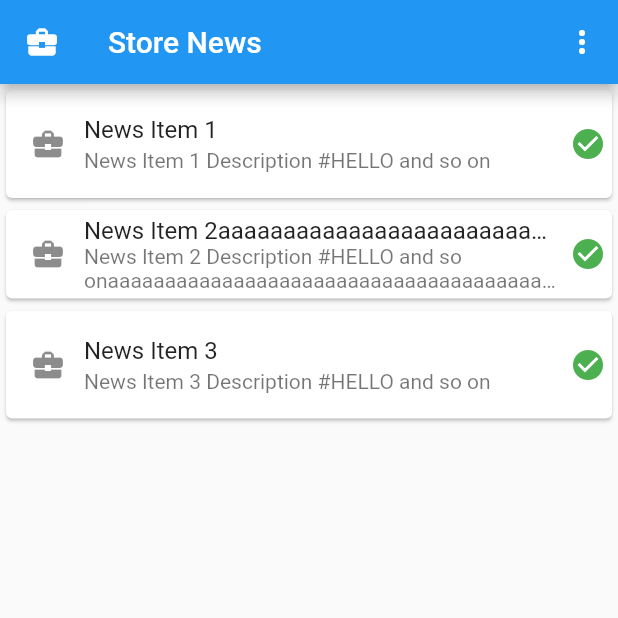
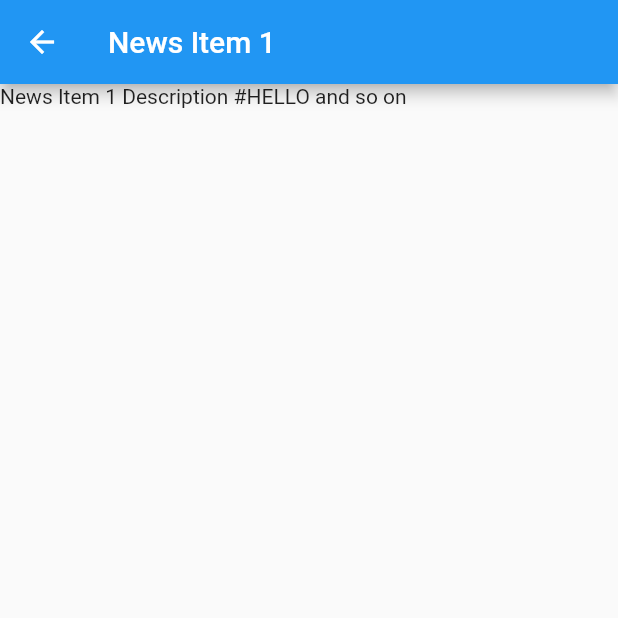
Before and after one commit to malthee/StoreNews.App, a Flutter app: the screen it shows after launch, after a tap on "News Item 1", on a phone screen of 412 x 824 dp, the top half of it. Run offline on Flutter 3.47's test engine with Material 2 defaults, Android fonts, the phone set to English and light mode, and no system bars; our stand-ins replace get_it, i18n_extension.

Commit message:
Widget for expires, detail setup

```diff
--- /dev/null
+++ b/storenews/lib/ui/pages/news_detail.dart
@@ -0,0 +1,24 @@
+import 'package:flutter/material.dart';
+import 'package:storenews/domain/news_item.dart';
+
+class NewsDetail extends StatelessWidget {
+  final NewsItem newsItem;
+
+  const NewsDetail({super.key, required this.newsItem});
+
+  @override
+  Widget build(BuildContext context) {
+    return Scaffold(
+      appBar: AppBar(
+        title: Text(newsItem.name),
+      ),
+      body: SingleChildScrollView(
+        child: Column(
+          children: [
+            Text(newsItem.markdownContent),
+          ],
+        ),
+      ),
+    );
+  }
+}
--- a/storenews/lib/ui/pages/news_overview.dart
+++ b/storenews/lib/ui/pages/news_overview.dart
@@ -16,24 +16,24 @@ class NewsOverview extends StatelessWidget {
         lastChanged: DateTime.now(),
         companyNumber: 1,
         storeNumber: 1,
-        id: '1'
-    ),
+        id: '1'),
     NewsItem(
         name: 'News Item 2aaaaaaaaaaaaaaaaaaaaaaaaaaaaaaaaaaaaa',
-        markdownContent: 'News Item 2 Description #HELLO and so onaaaaaaaaaaaaaaaaaaaaaaaaaaaaaaaaaaaaaaaa',
+        markdownContent:
+            'News Item 2 Description #HELLO and so onaaaaaaaaaaaaaaaaaaaaaaaaaaaaaaaaaaaaaaaaaa and more more more',
         lastChanged: DateTime.now(),
         companyNumber: 1,
         storeNumber: 1,
-        id: '2'
-    ),
+        id: '2',
+        expires: DateTime.now().subtract(const Duration(days: 1))),
     NewsItem(
         name: 'News Item 3',
         markdownContent: 'News Item 3 Description #HELLO and so on',
         lastChanged: DateTime.now(),
         companyNumber: 1,
         storeNumber: 1,
-        id: '3'
-    ),
+        id: '3',
+        expires: DateTime.now().add(const Duration(days: 1))),
   ];
 
   @override
@@ -42,16 +42,42 @@ class NewsOverview extends StatelessWidget {
       appBar: AppBar(
         leading: const Icon(Icons.business_center),
         title: Text('Store News'.i18n),
-        actions: const [
-          BtSettingsButton()
-        ],
+        actions: const [BtSettingsButton()],
       ),
       body: Visibility(
           visible: newsItems.isEmpty,
           replacement: NewsItemStepper(newsItems: newsItems),
-          child: Center(
-            child: Text('No news found'.i18n),
-          )
+          child: _noNewsFound(context)),
+    );
+  }
+
+  Widget _noNewsFound(BuildContext context) {
+    final theme = Theme.of(context);
+
+    return Container(
+      alignment: Alignment.center,
+      child: Column(
+        mainAxisAlignment: MainAxisAlignment.center,
+        children: [
+          Icon(
+            Icons.article_outlined,
+            size: 80,
+            color: theme.disabledColor,
+          ),
+          const SizedBox(height: 16.0),
+          Text(
+            "No news items available".i18n,
+            style: theme.textTheme.headlineSmall,
+            textAlign: TextAlign.center,
+          ),
+          const SizedBox(height: 8.0),
+          Text(
+            "Visit some locations and make sure scanning is enabled.".i18n,
+            style: theme.textTheme.bodyMedium!
+                .merge(TextStyle(color: theme.disabledColor)),
+            textAlign: TextAlign.center,
+          ),
+        ],
       ),
     );
   }
--- /dev/null
+++ b/storenews/lib/ui/widgets/news_item_expires_icon.dart
@@ -0,0 +1,35 @@
+import 'package:flutter/material.dart';
+import 'package:i18n_extension/default.i18n.dart';
+import '../../domain/news_item.dart';
+import '../../util/dynamic_datetime_format.dart';
+
+class NewsItemExpiredIcon extends StatelessWidget {
+  final NewsItem newsItem;
+
+  const NewsItemExpiredIcon({super.key, required this.newsItem});
+
+  @override
+  Widget build(BuildContext context) {
+    final currentTime = DateTime.now();
+    final expires = newsItem.expires;
+
+    if (expires == null) {
+      return _expiresToolTip('Never expires'.i18n,
+          const Icon(Icons.check_circle, color: Colors.green));
+    } else if (currentTime.isAfter(expires)) {
+      return _expiresToolTip(
+          'Expired on %s'.i18n.fill([formatDateTimeDynamically(expires)]),
+          const Icon(Icons.cancel, color: Colors.red));
+    } else {
+      return _expiresToolTip(
+          'Expires on %s'.i18n.fill([formatDateTimeDynamically(expires)]),
+          const Icon(Icons.timelapse, color: Colors.orange));
+    }
+  }
+
+  Widget _expiresToolTip(String message, Icon icon) => Tooltip(
+        triggerMode: TooltipTriggerMode.tap,
+        message: message,
+        child: icon,
+      );
+}
--- a/storenews/lib/ui/widgets/news_item_stepper.dart
+++ b/storenews/lib/ui/widgets/news_item_stepper.dart
@@ -1,6 +1,10 @@
 import 'package:flutter/material.dart';
 import 'package:i18n_extension/default.i18n.dart';
 import 'package:storenews/domain/news_item.dart';
+import 'package:storenews/ui/widgets/news_item_expires_icon.dart';
+import 'package:storenews/util/dynamic_datetime_format.dart';
+
+import '../pages/news_detail.dart';
 
 class NewsItemStepper extends StatelessWidget {
   final List<NewsItem> newsItems;
@@ -12,56 +16,55 @@ class NewsItemStepper extends StatelessWidget {
     return ListView.builder(
       itemCount: newsItems.length,
       itemBuilder: (context, index) {
+        final newsItem = newsItems[index];
+
         return Card(
+          key: ValueKey('$newsItem.id_listItem'),
           child: ListTile(
-            contentPadding:
-                const EdgeInsets.symmetric(horizontal: 4.0, vertical: 0.0),
-            horizontalTitleGap: 0.0,
-            visualDensity: VisualDensity.adaptivePlatformDensity,
+            contentPadding: const EdgeInsets.only(right: 8.0),
+            horizontalTitleGap: 4.0,
             titleAlignment: ListTileTitleAlignment.center,
-            onTap: () => _stepTapped(index),
-            leading: IconButton(
-              icon: Container(
-                  decoration: BoxDecoration(
-                      borderRadius: BorderRadius.circular(50.0),
-                      color: Theme.of(context).colorScheme.surface),
-                  child: Icon(Icons.business_center)),
-              onPressed: () {},
-            ),
+            onTap: () => _itemTapped(context, index),
+            leading: _leadingIcon(context),
             title: Text(newsItems[index].name,
                 maxLines: 1, overflow: TextOverflow.ellipsis),
             subtitle: Text(newsItems[index].markdownContent,
                 maxLines: 2, overflow: TextOverflow.ellipsis),
-            trailing: _newsItemExpiredIcon(index),
+            trailing: _seenExpiresInfo(index),
           ),
         );
       },
     );
   }
 
-  void _stepTapped(int index) {}
+  IconButton _leadingIcon(BuildContext context) {
+    // TODO add link to store
+    return IconButton(
+      icon: Container(
+          decoration: BoxDecoration(
+              borderRadius: BorderRadius.circular(50.0),
+              color: Theme.of(context).colorScheme.surface),
+          child: const Icon(Icons.business_center)),
+      onPressed: () {},
+    );
+  }
 
-  Widget _newsItemExpiredIcon(int index) {
-    final currentTime = DateTime.now();
-    final expires = newsItems[index].expires;
+  Column _seenExpiresInfo(int index) {
+    return Column(
+      mainAxisAlignment: MainAxisAlignment.spaceEvenly,
+      crossAxisAlignment: CrossAxisAlignment.end,
+      children: [
+        Text('seen %s'
+            .i18n
+            // TODO change to seen from bluetooth
+            .fill([formatDateTimeDynamically(newsItems[index].lastChanged)])),
+        NewsItemExpiredIcon(newsItem: newsItems[index]),
+      ],
+    );
+  }
 
-    if(expires == null) {
-      return Tooltip(
-        message: 'Never expires'.i18n,
-        child: const Icon(Icons.check_circle, color: Colors.green),
-      );
-    } else if(currentTime.isAfter(expires)) {
-      return Tooltip(
-        message: 'Expired on %s'.i18n.fill([expires]),
-        child: const Icon(Icons.warning_amber, color: Colors.yellow),
-      );
-    } else {
-      return Tooltip(
-        message: 'Expires on %s'.i18n.fill([expires]),
-        child: const Icon(Icons.check_circle, color: Colors.green),
-      );
-    }
-
-
+  void _itemTapped(BuildContext context, int index) {
+    Navigator.of(context).push(MaterialPageRoute(
+        builder: (context) => NewsDetail(newsItem: newsItems[index])));
   }
 }
--- /dev/null
+++ b/storenews/lib/util/dynamic_datetime_format.dart
@@ -0,0 +1,17 @@
+
+import 'package:intl/intl.dart';
+
+/// Formats a DateTime object to a String depending on how long ago the DateTime was.
+String formatDateTimeDynamically(DateTime dateTime) {
+  final currentDateTime = DateTime.now();
+
+  if(dateTime.day == currentDateTime.day
+      && dateTime.month == currentDateTime.month
+      && dateTime.year == currentDateTime.year) {
+    return DateFormat('HH:mm').format(dateTime);
+  } else if(dateTime.year == currentDateTime.year) {
+    return DateFormat('dd.MM. HH:mm').format(dateTime);
+  } else {
+    return DateFormat('dd.MM.yyyy').format(dateTime);
+  }
+}
--- a/storenews/pubspec.yaml
+++ b/storenews/pubspec.yaml
@@ -40,6 +40,7 @@ dependencies:
   # Use with the CupertinoIcons class for iOS style icons.
   cupertino_icons: ^1.0.2
   get_it: ^7.6.0
+  intl: ^0.18.0
 
 dev_dependencies:
   flutter_test:
```
Also changed, not shown: storenews/pubspec.lock.
